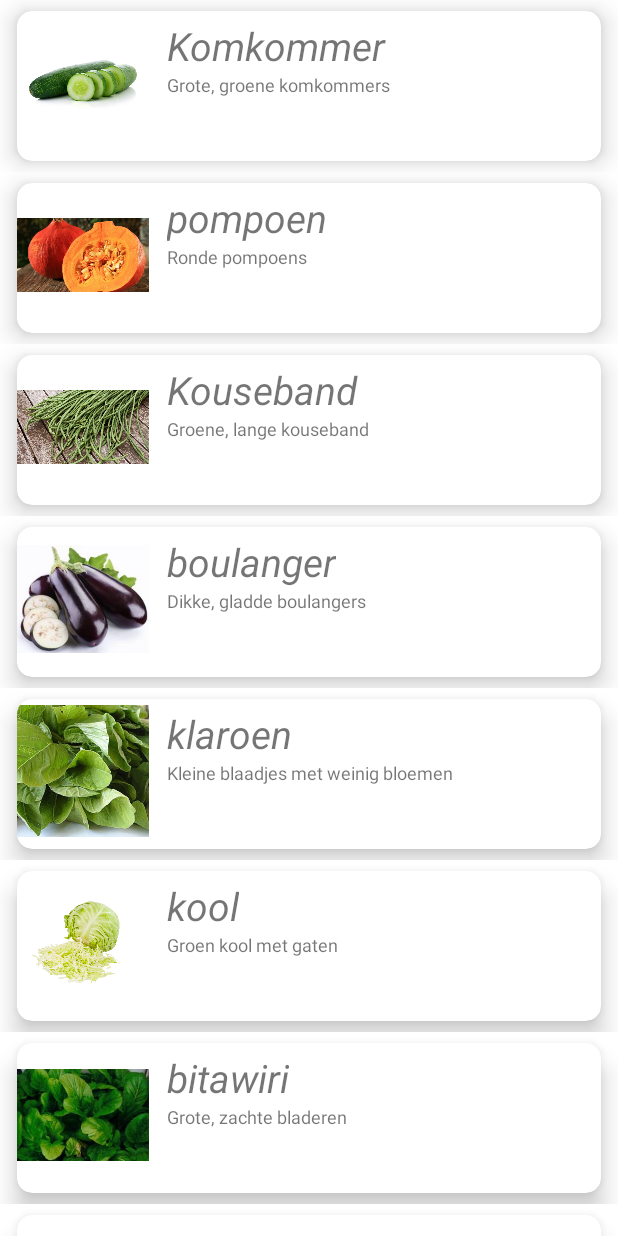
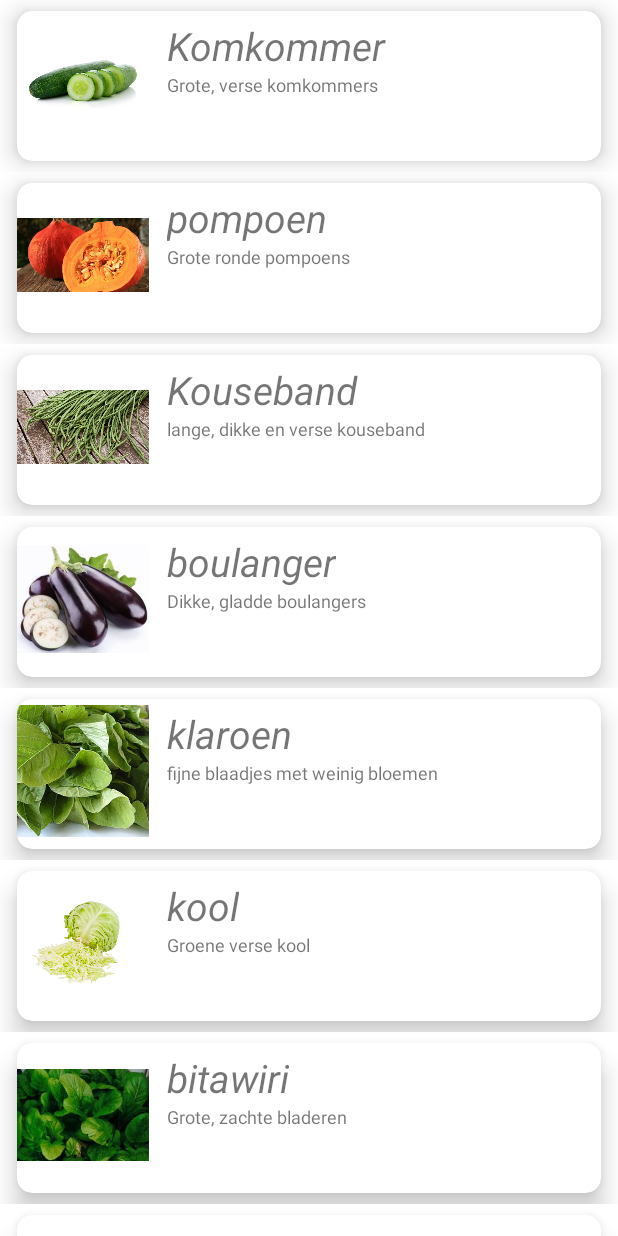
Before and after one commit to juscelinoKartoebi/items_test, an Android app: the MainActivity screen opened directly, with no data from a screen before it, on a phone screen of 412 x 824 dp. Run offline under Robolectric (Android 15) with nearby library versions, the phone set to English and light mode, and no system bars.

Commit message:
bijna af

```diff
--- a/app/src/main/res/values/strings.xml
+++ b/app/src/main/res/values/strings.xml
@@ -1,13 +1,13 @@
 <resources>
     <string name="app_name">test</string>
-    <string name="komkommer">Grote, groene komkommers</string>
-    <string name="pompoen">Ronde pompoens</string>
-    <string name="kouseband">Groene, lange kouseband</string>
-    <string name="antroewa">Kleine antroewas</string>
+    <string name="komkommer">Grote, verse komkommers</string>
+    <string name="pompoen">Grote ronde pompoens</string>
+    <string name="kouseband">lange, dikke en verse kouseband</string>
+    <string name="antroewa">Verse antroewas</string>
     <string name="boulanger">Dikke, gladde boulangers</string>
     <string name="bitawiri">Grote, zachte bladeren</string>
-    <string name="kool">Groen kool met gaten</string>
-    <string name="klaroen">Kleine blaadjes met weinig bloemen</string>
+    <string name="kool">Groene verse kool</string>
+    <string name="klaroen">fijne blaadjes met weinig bloemen</string>
 
     <string name="action_settings">Settings</string>
     <string name="login">LOGIN</string>
```
